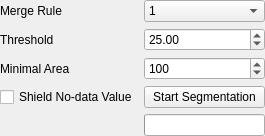
The window that Plugins/Segmentation/MSTMethod/formmst.ui (chenguanzhou/CDTStudio) describes before a commit, drawn with Qt 5.
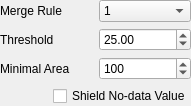
The same window after the commit.

Patch:
```diff
--- a/Plugins/Segmentation/MSTMethod/formmst.ui
+++ b/Plugins/Segmentation/MSTMethod/formmst.ui
@@ -6,14 +6,14 @@
    <rect>
     <x>0</x>
     <y>0</y>
-    <width>265</width>
-    <height>127</height>
+    <width>191</width>
+    <height>102</height>
    </rect>
   </property>
   <property name="windowTitle">
    <string>Form</string>
   </property>
-  <layout class="QGridLayout" name="gridLayout">
+  <layout class="QVBoxLayout" name="verticalLayout">
    <property name="leftMargin">
     <number>0</number>
    </property>
@@ -26,27 +26,12 @@
    <property name="bottomMargin">
     <number>0</number>
    </property>
-   <item row="2" column="1">
-    <widget class="QSpinBox" name="spinBoxMinArea">
-     <property name="maximum">
-      <number>1000</number>
-     </property>
-     <property name="value">
-      <number>100</number>
-     </property>
-    </widget>
-   </item>
-   <item row="2" column="0">
-    <widget class="QLabel" name="label_3">
+   <item>
+    <layout class="QGridLayout" name="gridLayout">
+     <item row="0" column="0">
+      <widget class="QLabel" name="label">
      <property name="text">
-      <string>Minimal Area</string>
-     </property>
-    </widget>
-   </item>
-   <item row="1" column="0">
-    <widget class="QLabel" name="label_2">
-     <property name="text">
-      <string>Threshold</string>
+        <string>Merge Rule</string>
      </property>
     </widget>
    </item>
@@ -64,6 +49,13 @@
      </item>
     </widget>
    </item>
+     <item row="1" column="0">
+      <widget class="QLabel" name="label_2">
+       <property name="text">
+        <string>Threshold</string>
+       </property>
+      </widget>
+     </item>
    <item row="1" column="1">
     <widget class="QDoubleSpinBox" name="doubleSpinBoxThreshold">
      <property name="minimum">
@@ -77,42 +69,48 @@
      </property>
     </widget>
    </item>
-   <item row="0" column="0">
-    <widget class="QLabel" name="label">
+     <item row="2" column="0">
+      <widget class="QLabel" name="label_3">
      <property name="text">
-      <string>Merge Rule</string>
+        <string>Minimal Area</string>
      </property>
     </widget>
    </item>
-   <item row="3" column="0">
+     <item row="2" column="1">
+      <widget class="QSpinBox" name="spinBoxMinArea">
+       <property name="maximum">
+        <number>1000</number>
+       </property>
+       <property name="value">
+        <number>100</number>
+       </property>
+      </widget>
+     </item>
+    </layout>
+   </item>
+   <item>
+    <layout class="QHBoxLayout" name="horizontalLayout">
+     <item>
+      <spacer name="horizontalSpacer">
+       <property name="orientation">
+        <enum>Qt::Horizontal</enum>
+       </property>
+       <property name="sizeHint" stdset="0">
+        <size>
+         <width>40</width>
+         <height>20</height>
+        </size>
+       </property>
+      </spacer>
+     </item>
+     <item>
     <widget class="QCheckBox" name="checkBox">
      <property name="text">
       <string>Shield No-data Value</string>
      </property>
     </widget>
    </item>
-   <item row="3" column="1">
-    <widget class="QPushButton" name="pushButtonStart">
-     <property name="sizePolicy">
-      <sizepolicy hsizetype="Minimum" vsizetype="Preferred">
-       <horstretch>0</horstretch>
-       <verstretch>0</verstretch>
-      </sizepolicy>
-     </property>
-     <property name="text">
-      <string>Start Segmentation</string>
-     </property>
-    </widget>
-   </item>
-   <item row="4" column="1">
-    <widget class="QProgressBar" name="progressBar"/>
-   </item>
-   <item row="4" column="0">
-    <widget class="QLabel" name="labelProgress">
-     <property name="text">
-      <string/>
-     </property>
-    </widget>
+    </layout>
    </item>
   </layout>
  </widget>
```
Lines whose indentation alone changed are shown as unchanged.
